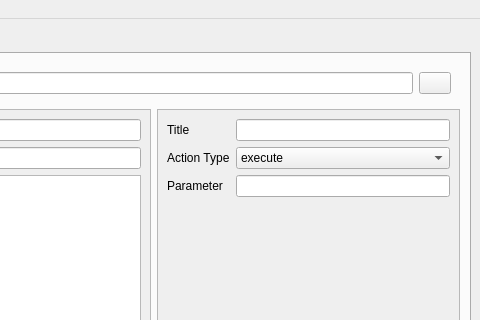
nalquas/vokey, file ui/manager.ui: the form before one commit; both pictures show x 544 to 1024 and y 0 to 320 of the 1024 by 600 pixel window.
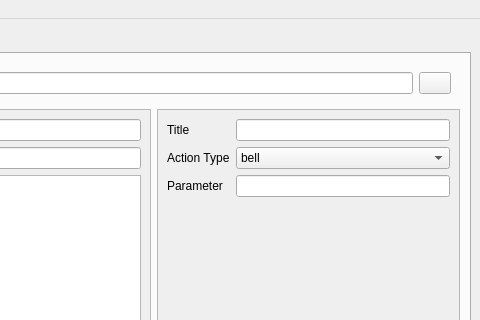
The form after the commit. The open tabs and pages were chosen to show the change. Icons and pictures are not drawn.

Commit message: Added key action to GUI (was missing before)

```diff
--- a/ui/manager.ui
+++ b/ui/manager.ui
@@ -563,11 +563,11 @@
                  <string>&lt;html&gt;&lt;head/&gt;&lt;body&gt;&lt;p&gt;Type of the selected action&lt;/p&gt;&lt;/body&gt;&lt;/html&gt;</string>
                 </property>
                 <property name="currentText">
-                 <string>execute</string>
+                 <string>bell</string>
                 </property>
                 <item>
                  <property name="text">
-                  <string>execute</string>
+                  <string>bell</string>
                  </property>
                 </item>
                 <item>
```
Left out of the diff: 13 changed lines with no effect on the pictures.
